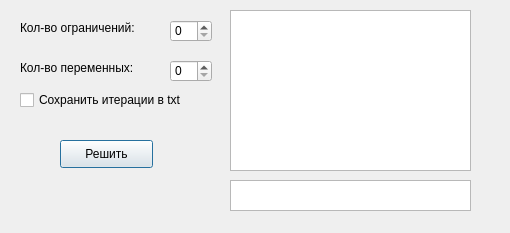
This is main.ui in Happynood/algorithm_dinkelbach as Qt 5 draws it before an edit. The edited form follows.
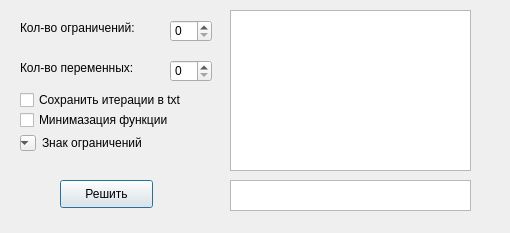
This is the edited form.

```diff
--- a/main.ui
+++ b/main.ui
@@ -63,7 +63,7 @@
    <property name="geometry">
     <rect>
      <x>60</x>
-     <y>140</y>
+     <y>180</y>
      <width>93</width>
      <height>28</height>
     </rect>
@@ -105,6 +105,42 @@
     </rect>
    </property>
   </widget>
+  <widget class="QCheckBox" name="checkBox_2">
+   <property name="geometry">
+    <rect>
+     <x>20</x>
+     <y>110</y>
+     <width>171</width>
+     <height>20</height>
+    </rect>
+   </property>
+   <property name="text">
+    <string>Минимазация функции</string>
+   </property>
+  </widget>
+  <widget class="QComboBox" name="comboBox">
+   <property name="geometry">
+    <rect>
+     <x>20</x>
+     <y>135</y>
+     <width>16</width>
+     <height>16</height>
+    </rect>
+   </property>
+  </widget>
+  <widget class="QLabel" name="label_3">
+   <property name="geometry">
+    <rect>
+     <x>42</x>
+     <y>135</y>
+     <width>121</width>
+     <height>16</height>
+    </rect>
+   </property>
+   <property name="text">
+    <string>Знак ограничений</string>
+   </property>
+  </widget>
  </widget>
  <resources/>
  <connections/>
```
